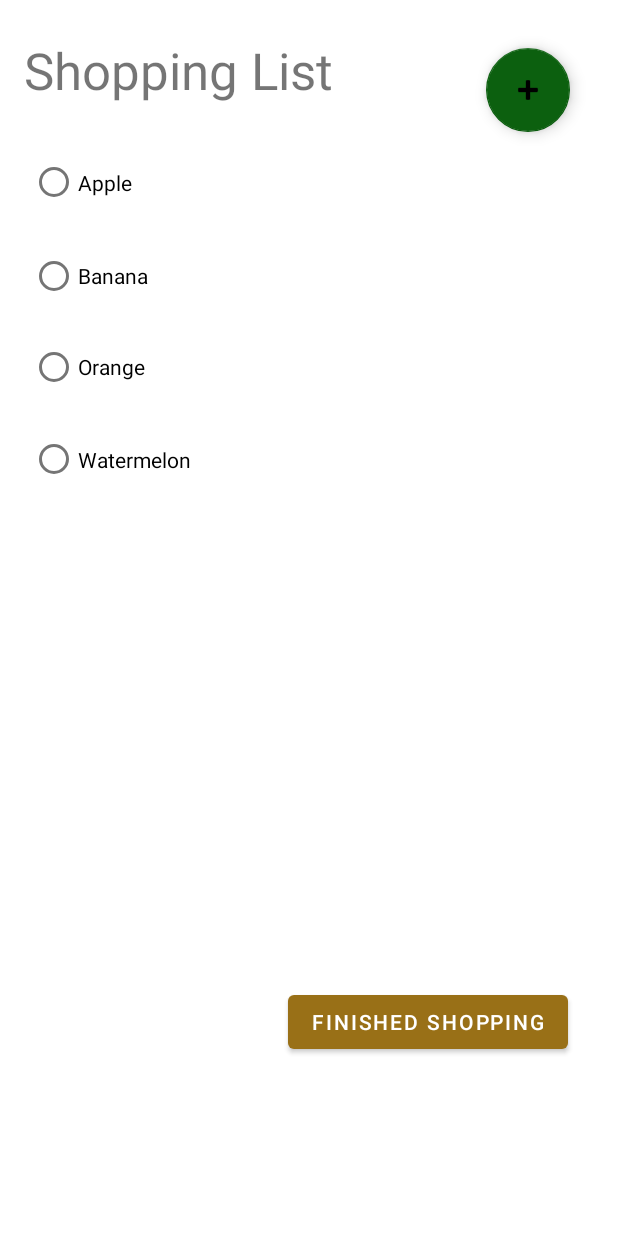
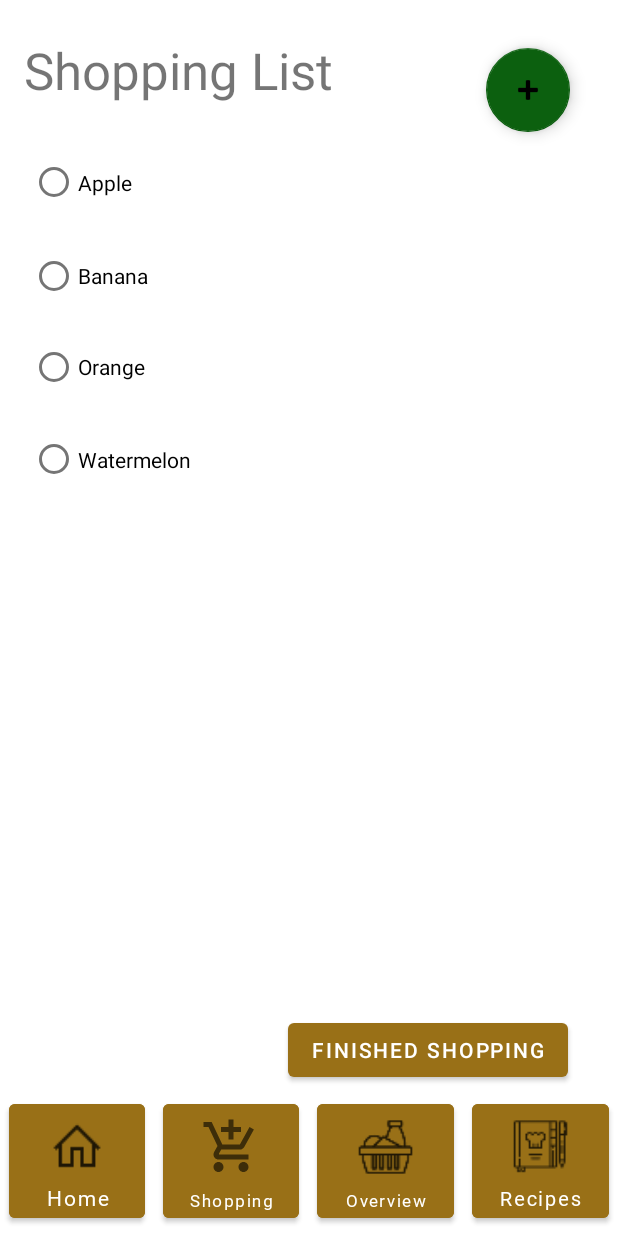
Before and after one commit to crortolf/Kitchen-Kompanion-2022-Group6, an Android app: the ShoppingList screen opened directly, with no data from a screen before it, on a phone screen of 412 x 824 dp. Run offline under Robolectric (Android 15) with nearby library versions, the phone set to English and light mode, and no system bars.

Commit message:
4/6 functional homepage, pantry, shopping

```diff
--- a/app/src/main/java/com/example/kitchenkompanion/ShoppingList.java
+++ b/app/src/main/java/com/example/kitchenkompanion/ShoppingList.java
@@ -33,6 +33,54 @@ public class ShoppingList extends AppCompatActivity {
                 createNewItemDialog();
             }
         });
+
+        Button kitchen = findViewById(R.id.kitchenOverview);
+        Button main = findViewById(R.id.homeButton);
+        Button recipe = findViewById(R.id.recipesButton);
+
+        //page codes: 0 is main, 1 is shopping, 2 is pantry, 3 is recipes
+        View.OnClickListener recipePage = new View.OnClickListener() {
+            @Override
+            public void onClick(View view) {
+                getIntent().putExtra("nextPage", 3);
+                setResult(RESULT_OK, getIntent());
+                finish();
+            }
+        };
+
+
+        View.OnClickListener pantryPage = new View.OnClickListener() {
+            @Override
+            public void onClick(View view) {
+                getIntent().putExtra("nextPage", 2);
+                setResult(RESULT_OK, getIntent());
+                finish();
+            }
+        };
+
+        /*already on this page
+        View.OnClickListener shoppingPage = new View.OnClickListener() {
+            @Override
+            public void onClick(View view) {
+                getIntent().putExtra("nextPage", 1);
+                setResult(RESULT_OK, getIntent());
+                finish();
+            }
+        };*/
+
+        View.OnClickListener homePage = new View.OnClickListener() {
+            @Override
+            public void onClick(View view) {
+                getIntent().putExtra("nextPage", 0);
+                setResult(RESULT_OK, getIntent());
+                finish();
+            }
+        };
+
+        kitchen.setOnClickListener(pantryPage);
+        main.setOnClickListener(homePage);
+        recipe.setOnClickListener(recipePage);
+        //shopping.setOnClickListener(shoppingPage);
     }
 
     public void createNewItemDialog() {
--- a/app/src/main/res/layout/activity_shopping_list.xml
+++ b/app/src/main/res/layout/activity_shopping_list.xml
@@ -6,6 +6,116 @@
     android:layout_width="match_parent"
     android:layout_height="match_parent"
     tools:context=".ShoppingList">
+
+    <FrameLayout
+        android:id="@+id/buttonsFrame"
+        android:layout_width="match_parent"
+        android:layout_height="100dp"
+        app:layout_constraintBottom_toBottomOf="parent"
+        tools:layout_editor_absoluteX="0dp">
+
+        <LinearLayout
+            android:id="@+id/pageBar"
+            android:layout_width="match_parent"
+            android:layout_height="100dp"
+            android:backgroundTint="@color/brown"
+            android:orientation="horizontal">
+
+            <Button
+                android:id="@+id/homeButton"
+                android:layout_width="0dp"
+                android:layout_height="match_parent"
+                android:layout_margin="6dp"
+                android:layout_weight="1"
+                android:backgroundTint="@color/brown"
+                android:fontFamily="@font/helvetica"
+                android:gravity="bottom|center"
+                android:text="Home"
+                android:textAllCaps="false" />
+
+            <Button
+                android:id="@+id/shoppingButton"
+                android:layout_width="0dp"
+                android:layout_height="match_parent"
+                android:layout_margin="6dp"
+                android:layout_weight="1"
+                android:backgroundTint="@color/brown"
+                android:fontFamily="@font/helvetica_neue"
+                android:gravity="bottom|center"
+                android:text="Shopping"
+                android:textAllCaps="false"
+                android:textSize="11sp" />
+
+            <Button
+                android:id="@+id/kitchenOverview"
+                android:layout_width="0dp"
+                android:layout_height="match_parent"
+                android:layout_margin="6dp"
+                android:layout_weight="1"
+                android:backgroundTint="@color/brown"
+                android:fontFamily="@font/helvetica_neue"
+                android:gravity="bottom|center"
+                android:text="Overview"
+                android:textAllCaps="false"
+                android:textSize="11sp" />
+
+            <Button
+                android:id="@+id/recipesButton"
+                android:layout_width="0dp"
+                android:layout_height="match_parent"
+                android:layout_margin="6dp"
+                android:layout_weight="1"
+                android:backgroundTint="@color/brown"
+                android:fontFamily="@font/helvetica_neue"
+                android:gravity="bottom|center"
+                android:text="Recipes"
+                android:textAllCaps="false"
+                android:textSize="13sp" />
+
+        </LinearLayout>
+
+        <LinearLayout
+            android:id="@+id/iconLayout"
+            android:layout_width="match_parent"
+            android:layout_height="50dp"
+            android:layout_marginTop="16dp"
+            android:gravity="center"
+            android:orientation="horizontal">
+
+            <ImageView
+                android:id="@+id/homeIcon"
+                android:layout_width="50dp"
+                android:layout_height="40dp"
+                android:layout_margin="5dp"
+                android:layout_weight="1"
+                app:srcCompat="@drawable/home_icon" />
+
+            <ImageView
+                android:id="@+id/shoppingIcon"
+                android:layout_width="50dp"
+                android:layout_height="40dp"
+                android:layout_margin="5dp"
+                android:layout_weight="1"
+                app:srcCompat="@drawable/ic_baseline_add_shopping_cart_24" />
+
+            <ImageView
+                android:id="@+id/overviewIcon"
+                android:layout_width="50dp"
+                android:layout_height="40dp"
+                android:layout_margin="5dp"
+                android:layout_weight="1"
+                app:srcCompat="@drawable/ingredient_icon" />
+
+            <ImageView
+                android:id="@+id/recipeIcon"
+                android:layout_width="50dp"
+                android:layout_height="40dp"
+                android:layout_margin="5dp"
+                android:layout_marginEnd="88dp"
+                android:layout_weight="1"
+                app:srcCompat="@drawable/ic_action_name" />
+        </LinearLayout>
+    </FrameLayout>
 
     <com.google.android.material.floatingactionbutton.FloatingActionButton
         android:id="@+id/floatingActionButton"
@@ -23,12 +133,11 @@
     <ScrollView
         android:id="@+id/scrollView2"
         android:layout_width="409dp"
-        android:layout_height="641dp"
-        app:layout_constraintBottom_toBottomOf="parent"
+        android:layout_height="0dp"
+        app:layout_constraintBottom_toTopOf="@id/buttonsFrame"
         app:layout_constraintEnd_toEndOf="parent"
         app:layout_constraintStart_toStartOf="parent"
         app:layout_constraintTop_toBottomOf="@+id/floatingActionButton"
-        app:layout_constraintVertical_bias="0.0"
         tools:contentDescription="Scroll through shopping list">
 
         <LinearLayout
@@ -96,8 +205,7 @@
         android:layout_width="wrap_content"
         android:layout_height="wrap_content"
         android:layout_marginEnd="32dp"
-        android:layout_marginBottom="24dp"
         android:text="Finished Shopping"
-        app:layout_constraintBottom_toBottomOf="@+id/scrollView2"
+        app:layout_constraintBottom_toTopOf="@id/buttonsFrame"
         app:layout_constraintEnd_toEndOf="@+id/scrollView2" />
 </androidx.constraintlayout.widget.ConstraintLayout>
```
